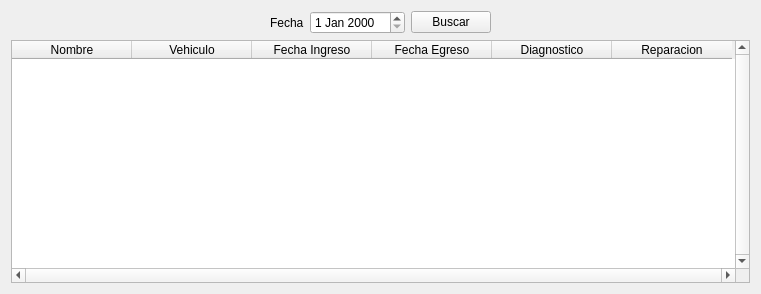
ValenDD/Desktop_app_mechanical_workshop, file views/Views ui/worksPerMonth.ui: the form before one commit.
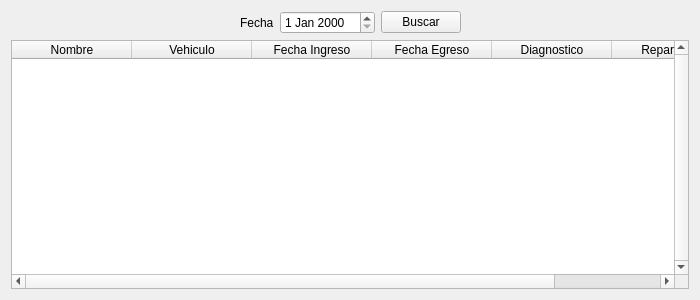
The form after the commit.

Patch:
```diff
--- a/views/Views ui/worksPerMonth.ui
+++ b/views/Views ui/worksPerMonth.ui
@@ -6,8 +6,8 @@
    <rect>
     <x>0</x>
     <y>0</y>
-    <width>761</width>
-    <height>294</height>
+    <width>700</width>
+    <height>300</height>
    </rect>
   </property>
   <property name="windowTitle">
```
